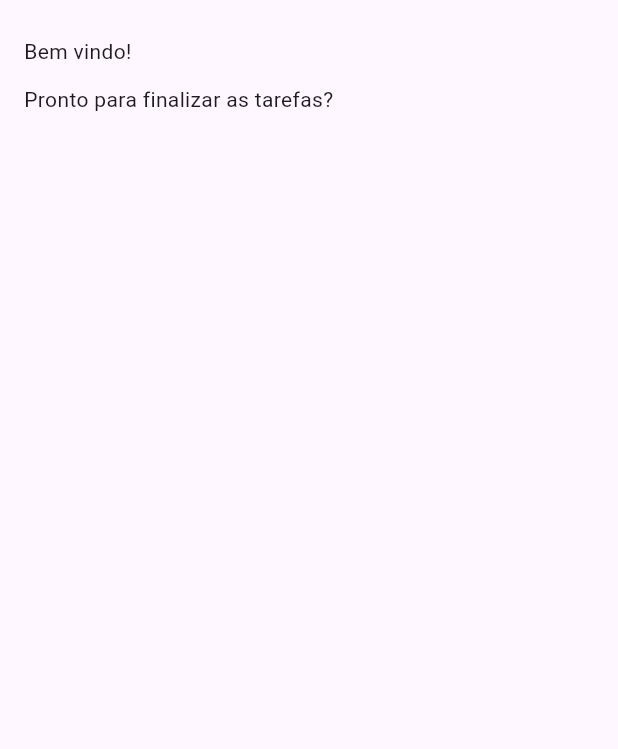
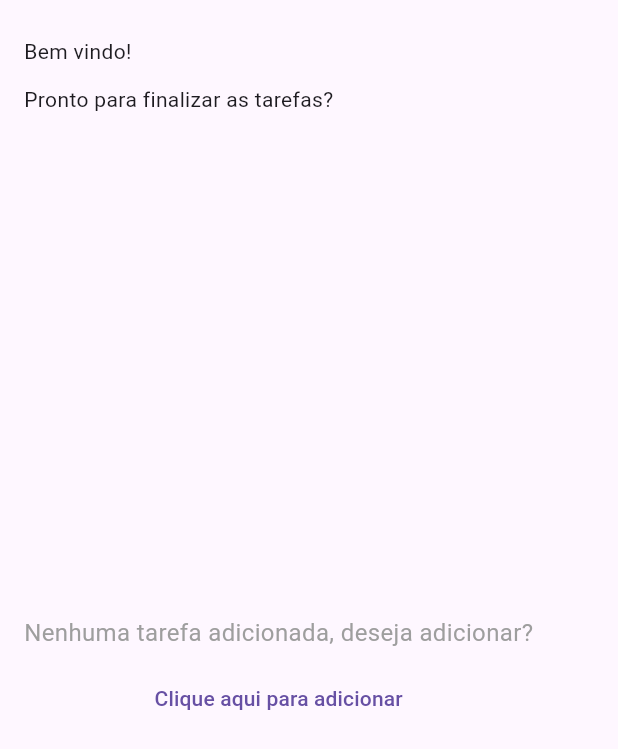
Before and after one commit to GabrielFVDev/smart-todo, a Flutter app: the screen it shows after launch, on a phone screen of 412 x 824 dp. Shown: the top 749 px of the screen. Run offline on Flutter 3.47's test engine with Material 3 defaults, Android fonts, the phone set to English and light mode, and no system bars; our stand-ins replace go_router.

Commit message:
feat: convert AddTaskView to StatefulWidget and enhance HomeView with task addition prompt

```diff
--- a/lib/views/home_view.dart
+++ b/lib/views/home_view.dart
@@ -1,5 +1,6 @@
 import 'package:bank/controller/task_controller.dart';
 import 'package:flutter/material.dart';
+import 'package:go_router/go_router.dart';
 
 class HomeView extends StatefulWidget {
   const HomeView({super.key});
@@ -41,6 +42,27 @@ class _HomeViewState extends State<HomeView> {
               child: ListenableBuilder(
                 listenable: _controller,
                 builder: (context, child) {
+                  if (_controller.tasks.isEmpty) {
+                    return Column(
+                      mainAxisAlignment: MainAxisAlignment.center,
+                      children: [
+                        Text(
+                          'Nenhuma tarefa adicionada, deseja adicionar?',
+                          style: TextStyle(
+                            fontSize: 16,
+                            color: Colors.grey,
+                          ),
+                        ),
+                        SizedBox(height: 8),
+                        TextButton(
+                          onPressed: () => context.push('/add'),
+                          child: Text('Clique aqui para adicionar'),
+                        ),
+                      ],
+                    );
+                  }
+
+                  // Se houver tarefas, exibe a lista
                   return ListView.builder(
                     itemCount: _controller.tasks.length,
                     itemBuilder: (context, index) {
```
Also changed, not shown: lib/views/add_task_view.dart (+6 -1 lines).
